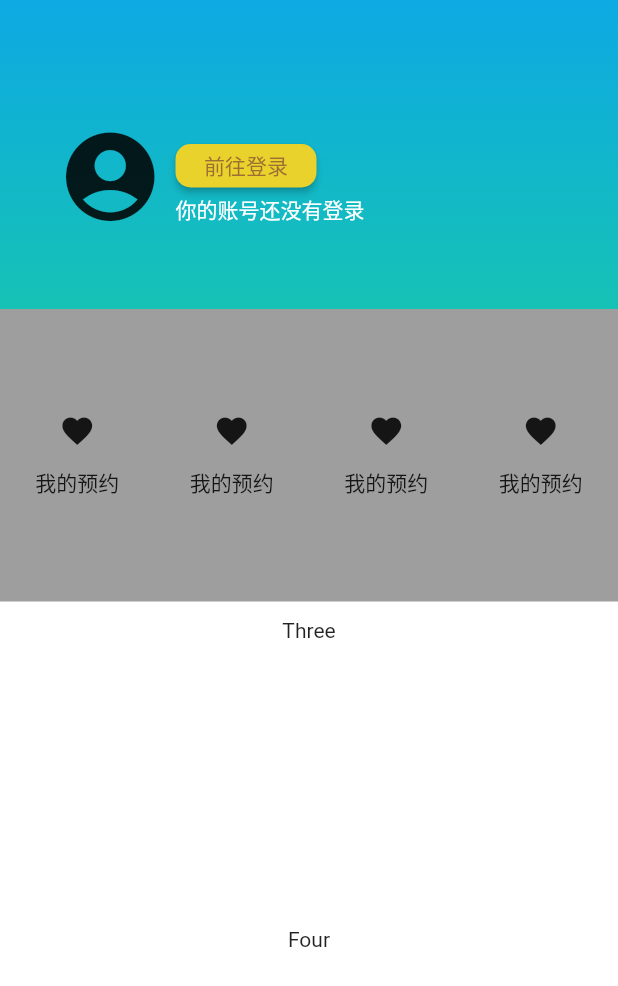
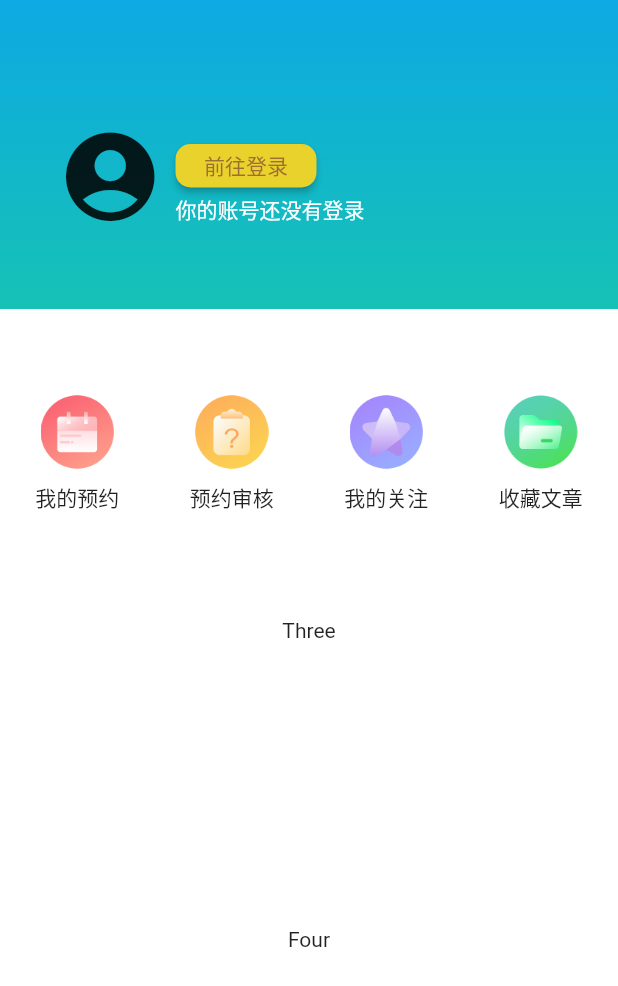
Before and after one commit to wcyycwqie/flutter-demo-nwLogin, a Flutter app: the screen it shows after launch, on a phone screen of 412 x 824 dp. Shown: the top 986 px of the screen. Run offline on Flutter 3.47's test engine with Material 2 defaults, Android fonts, the phone set to English and light mode, and no system bars.

Commit message:
midbar finished

```diff
--- a/lib/main.dart
+++ b/lib/main.dart
@@ -138,14 +138,18 @@ class MidBar extends StatelessWidget {
       margin: EdgeInsets.only(bottom: 11.0),
       width: double.infinity,
       height: 132.0,
-      color: Colors.grey,
+//      color: Colors.grey,
       child: new Row(
              children: <Widget>[
                new Expanded(child: new Container(
                  height: 80,
                  child: new Column(
                    children: <Widget>[
-                     new IconButton(icon: new Icon(Icons.favorite), onPressed: () {}),
+//                     new IconButton(icon: new Icon(Icons.favorite), onPressed: () {}),
+                     new Container(
+                       margin: EdgeInsets.only(bottom: 9.0),
+                       child: Image(image: AssetImage('assets/images/ucenter/myorder.png'), width: 49, height: 49,),
+                     ),
                      new Text('我的预约')
                    ],
                  ),
@@ -154,8 +158,11 @@ class MidBar extends StatelessWidget {
                  height: 80,
                  child: new Column(
                    children: <Widget>[
-                     new IconButton(icon: new Icon(Icons.favorite), onPressed: () {}),
-                     new Text('我的预约')
+                     new Container(
+                       margin: EdgeInsets.only(bottom: 9.0),
+                       child: Image(image: AssetImage('assets/images/ucenter/audit.png'), width: 49, height: 49,),
+                     ),
+                     new Text('预约审核')
                    ],
                  ),
                )),
@@ -163,8 +170,11 @@ class MidBar extends StatelessWidget {
                  height: 80,
                  child: new Column(
                    children: <Widget>[
-                     new IconButton(icon: new Icon(Icons.favorite), onPressed: () {}),
-                     new Text('我的预约')
+                     new Container(
+                       margin: EdgeInsets.only(bottom: 9.0),
+                       child: Image(image: AssetImage('assets/images/ucenter/fav.png'), width: 49, height: 49,),
+                     ),
+                     new Text('我的关注')
                    ],
                  ),
                )),
@@ -172,8 +182,11 @@ class MidBar extends StatelessWidget {
                  height: 80,
                  child: new Column(
                    children: <Widget>[
-                     new IconButton(icon: new Icon(Icons.favorite), onPressed: () {}),
-                     new Text('我的预约')
+                     new Container(
+                       margin: EdgeInsets.only(bottom: 9.0),
+                       child: Image(image: AssetImage('assets/images/ucenter/folder.png'), width: 49, height: 49,),
+                     ),
+                     new Text('收藏文章')
                    ],
                  ),
                )),
```
Also changed, not shown: pubspec.yaml (+9 -0 lines), assets/images/ucenter/audit.png (added), assets/images/ucenter/fav.png (added), assets/images/ucenter/folder.png (added), assets/images/ucenter/myorder.png (added), assets/images/ucenter/new.png (added).
